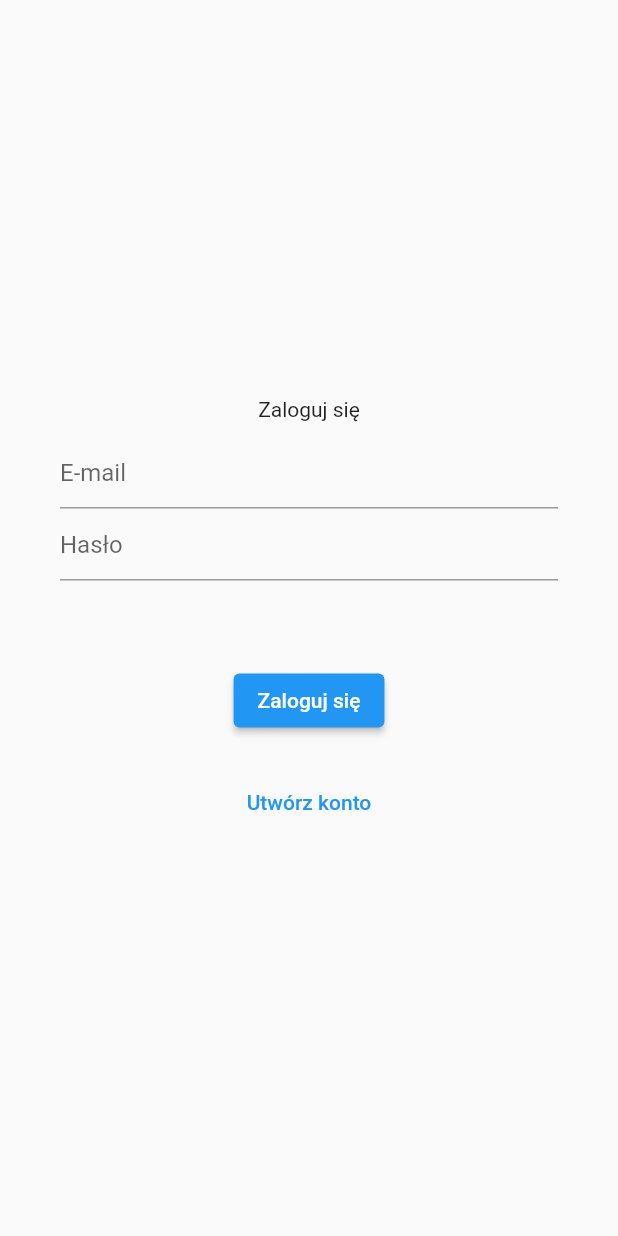
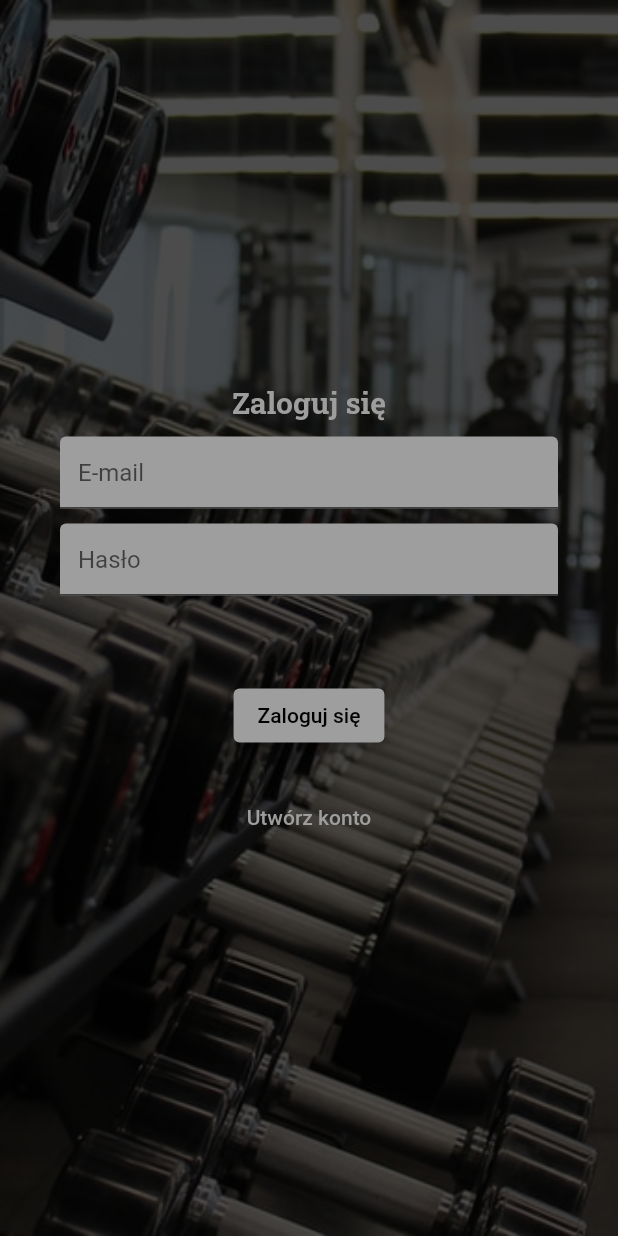
Before and after one commit to sebastiangirsza/my_gym_app, a Flutter app: the screen it shows after launch, on a phone screen of 412 x 824 dp. Run offline on Flutter 3.47's test engine with Material 2 defaults, Android fonts, the phone set to English and light mode, and no system bars; our stand-ins replace cloud_firestore, firebase_auth, firebase_core, google_fonts; accounts and stored records are empty.

Commit message:
Add background image and font style

```diff
--- a/lib/app/login/login_page.dart
+++ b/lib/app/login/login_page.dart
@@ -1,5 +1,6 @@
 import 'package:firebase_auth/firebase_auth.dart';
 import 'package:flutter/material.dart';
+import 'package:google_fonts/google_fonts.dart';
 
 class LoginPage extends StatefulWidget {
   LoginPage({
@@ -20,24 +21,52 @@ class _LoginPageState extends State<LoginPage> {
   @override
   Widget build(BuildContext context) {
     return Scaffold(
-      body: Center(
+      backgroundColor: Colors.black,
+      body: Container(
+        decoration: const BoxDecoration(
+          image: DecorationImage(
+            opacity: 0.3,
+            image: AssetImage("images/login_page_wallpaper.jpg"),
+            fit: BoxFit.cover,
+          ),
+        ),
+        alignment: Alignment.center,
+        child: Center(
           child: Padding(
             padding: const EdgeInsets.all(40.0),
             child: Column(
               mainAxisAlignment: MainAxisAlignment.center,
               children: [
-              Text(isCreatingAccount == true
+                Text(
+                    style: GoogleFonts.robotoSlab(
+                      fontSize: 20,
+                      fontWeight: FontWeight.bold,
+                    ),
+                    isCreatingAccount == true
                         ? 'Zarejestruj się'
                         : 'Zaloguj się'),
                 const SizedBox(height: 10),
                 TextField(
+                  style: const TextStyle(color: Colors.black),
                   controller: widget.emailController,
-                decoration: const InputDecoration(hintText: 'E-mail'),
+                  decoration: const InputDecoration(
+                    hintText: 'E-mail',
+                    filled: true,
+                    fillColor: Colors.grey,
+                  ),
+                ),
+                const SizedBox(
+                  height: 10,
                 ),
                 TextField(
+                  style: const TextStyle(color: Colors.black),
                   controller: widget.passwordController,
                   obscureText: true,
-                decoration: const InputDecoration(hintText: 'Hasło'),
+                  decoration: const InputDecoration(
+                    hintText: 'Hasło',
+                    filled: true,
+                    fillColor: Colors.grey,
+                  ),
                 ),
                 const SizedBox(height: 20),
                 Text(errorMessage),
@@ -98,6 +127,7 @@ class _LoginPageState extends State<LoginPage> {
             ),
           ),
         ),
+      ),
     );
   }
 }
--- a/lib/main.dart
+++ b/lib/main.dart
@@ -21,7 +21,13 @@ class MyApp extends StatelessWidget {
     return MaterialApp(
       title: 'Flutter Demo',
       theme: ThemeData(
-        primarySwatch: Colors.blue,
+        primarySwatch: Colors.grey,
+        textTheme: const TextTheme(
+          headline1: TextStyle(color: Colors.white),
+          headline2: TextStyle(color: Colors.deepPurpleAccent),
+          bodyText2: TextStyle(color: Colors.grey),
+          subtitle1: TextStyle(color: Colors.pinkAccent),
+        ),
       ),
       home: const RootPage(),
     );
--- a/pubspec.yaml
+++ b/pubspec.yaml
@@ -37,6 +37,7 @@ dependencies:
   firebase_core: ^1.20.1
   firebase_auth: ^3.6.3
   cloud_firestore: ^3.4.4
+  google_fonts: ^3.0.1
 
 dev_dependencies:
   flutter_test:
@@ -61,9 +62,8 @@ flutter:
   uses-material-design: true
 
   # To add assets to your application, add an assets section, like this:
-  # assets:
-  #   - images/a_dot_burr.jpeg
-  #   - images/a_dot_ham.jpeg
+  assets:
+    - images/
 
   # An image asset can refer to one or more resolution-specific "variants", see
   # https://flutter.dev/assets-and-images/#resolution-aware
```
Also changed, not shown: lib/app/home/home_page.dart (+23 -4 lines), images/login_page_wallpaper.jpg (added), pubspec.lock, 1 other file. Lines whose indentation alone changed are shown as unchanged.
